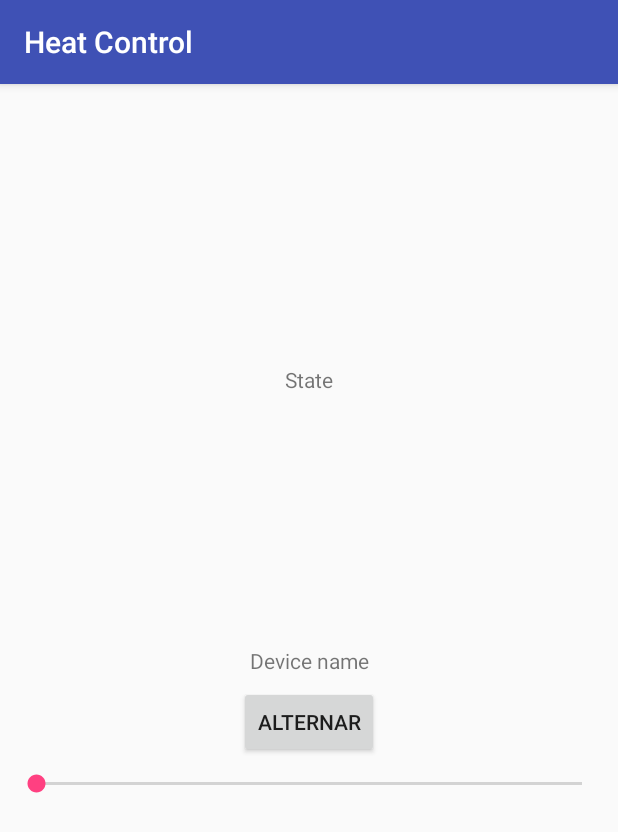
After one commit to ACMCMC/HeatControl, an Android app: the ControlDeviceActivity screen opened directly, with no data from a screen before it, on a phone screen of 412 x 824 dp. The commit adds this screen. Shown: the top 832 px of the screen. Run offline under Robolectric (Android 15) with nearby library versions, the phone set to English and light mode, and no system bars; libraries missing offline, so code that uses them is left out: com.broadlink.blcloudac; 2 statements that could not run were skipped.

Commit message:
Primeros pasos; se puede controlar la temperatura. Añadido un activity separado para el control. Añadido un activity para seleccionar el dispositivo.

```diff
--- a/app/build.gradle
+++ b/app/build.gradle
@@ -25,8 +25,9 @@ dependencies {
         exclude group: 'com.android.support', module: 'support-annotations'
     })
     compile 'com.google.code.gson:gson:+'
-    compile 'com.android.support:appcompat-v7:25.3.1'
-    compile 'com.android.support.constraint:constraint-layout:1.0.2'
+    compile 'com.android.support:appcompat-v7:+'
+    compile 'com.android.support:recyclerview-v7:+'
+    compile 'com.android.support.constraint:constraint-layout:+'
     compile files('libs/BLCloudAC.jar')
     compile files('libs/BLNetwork.jar')
 }
--- a/app/src/main/AndroidManifest.xml
+++ b/app/src/main/AndroidManifest.xml
@@ -27,6 +27,9 @@
                 <category android:name="android.intent.category.LAUNCHER" />
             </intent-filter>
         </activity>
+        <activity android:name=".ControlDeviceActivity">
+        </activity>
+        <activity android:name=".DeviceListActivity"></activity>
     </application>
 
 </manifest>
--- a/app/src/main/java/acmc/heatcontrol/BroadlinkConstants.java
+++ b/app/src/main/java/acmc/heatcontrol/BroadlinkConstants.java
@@ -57,6 +57,7 @@ public class BroadlinkConstants {
     public static final String CMD_RM2_STUDY = "rm2_study";
     public static final String CMD_RM2_CODE = "rm2_code";
     public static final String CMD_RM2_SEND = "rm2_send";
+    public static final String CMD_WIFI_INFO = "wifi_info";
     public static final String CMD_EASY_CONFIG = "easyconfig";
 
     //Broadlink command api_id
@@ -79,5 +80,6 @@ public class BroadlinkConstants {
     public static final int CMD_RM2_STUDY_ID = 132;
     public static final int CMD_RM2_CODE_ID = 133;
     public static final int CMD_RM2_SEND_ID = 134;
+    public static final int CMD_WIFI_INFO_ID = 9000;
     public static final int CMD_EASY_CONFIG_ID = 10000;
 }
--- /dev/null
+++ b/app/src/main/java/acmc/heatcontrol/ControlDeviceActivity.java
@@ -0,0 +1,55 @@
+package acmc.heatcontrol;
+
+import android.content.Intent;
+import android.os.Bundle;
+import android.support.annotation.Nullable;
+import android.support.v7.app.AppCompatActivity;
+import android.widget.SeekBar;
+import android.widget.TextView;
+
+/**
+ * Created by acmc on 16/12/2018.
+ */
+
+public class ControlDeviceActivity extends AppCompatActivity {
+
+    Device mDevice;
+
+    @Override
+    protected void onCreate(@Nullable Bundle savedInstanceState) {
+        super.onCreate(savedInstanceState);
+
+        App mApp = (App) App.getAppContext();
+        setContentView(R.layout.control_device_activity);
+        Intent intent = getIntent();
+
+        mDevice = mApp.getDeviceArrayList().get(intent.getIntExtra("device_index",0));
+
+        SeekBar seekBar = (SeekBar) findViewById(R.id.seleccionTemp);
+
+        TextView nombreDevice = (TextView) findViewById(R.id.nombreTextView);
+nombreDevice.setText(mDevice.getName());
+
+        final TextView valorSeekBar = (TextView) findViewById(R.id.valorSeekBar);
+
+
+        seekBar.setOnSeekBarChangeListener(new SeekBar.OnSeekBarChangeListener() {
+            @Override
+            public void onProgressChanged(SeekBar seekBar, int progress, boolean fromUser) {
+                //Le sumamos 10 para ajustarlo a la seekbar, que no tiene el atributo "min".
+                valorSeekBar.setText(Integer.toString(progress + 10));
+            }
+
+            @Override
+            public void onStartTrackingTouch(SeekBar seekBar) {
+
+            }
+
+            @Override
+            public void onStopTrackingTouch(SeekBar seekBar) {
+                //Le sumamos 10 para ajustarlo a la seekbar, que no tiene el atributo "min".
+                mDevice.setTemp(seekBar.getProgress() + 10);
+            }
+        });
+    }
+}
--- /dev/null
+++ b/app/src/main/res/layout/control_device_activity.xml
@@ -0,0 +1,54 @@
+<?xml version="1.0" encoding="utf-8"?>
+<android.support.constraint.ConstraintLayout xmlns:android="http://schemas.android.com/apk/res/android"
+    xmlns:app="http://schemas.android.com/apk/res-auto"
+    xmlns:tools="http://schemas.android.com/tools"
+    android:layout_width="match_parent"
+    android:layout_height="match_parent"
+    tools:context="acmc.heatcontrol.MainActivity"
+    android:id="@+id/constraintParent">
+
+    <TextView
+        android:layout_width="wrap_content"
+        android:layout_height="wrap_content"
+        android:text="Device name"
+        app:layout_constraintBottom_toBottomOf="parent"
+        app:layout_constraintLeft_toLeftOf="parent"
+        app:layout_constraintRight_toRightOf="parent"
+        app:layout_constraintTop_toTopOf="parent"
+        android:id="@+id/nombreTextView" />
+
+    <TextView
+        android:layout_width="wrap_content"
+        android:layout_height="wrap_content"
+        android:text="State"
+        app:layout_constraintBottom_toBottomOf="@id/nombreTextView"
+        app:layout_constraintLeft_toLeftOf="parent"
+        app:layout_constraintRight_toRightOf="parent"
+        app:layout_constraintTop_toTopOf="parent"
+        android:id="@+id/valorSeekBar" />
+
+    <Button
+        android:id="@+id/alternarBoton"
+        android:layout_width="wrap_content"
+        android:layout_height="wrap_content"
+        android:text="alternar"
+        android:layout_marginTop="7dp"
+        app:layout_constraintTop_toBottomOf="@id/nombreTextView"
+        android:layout_marginRight="8dp"
+        app:layout_constraintRight_toRightOf="parent"
+        android:layout_marginLeft="8dp"
+        app:layout_constraintLeft_toLeftOf="parent" />
+
+    <SeekBar
+        android:id="@+id/seleccionTemp"
+        android:layout_width="match_parent"
+        android:layout_height="wrap_content"
+        android:layout_marginLeft="8dp"
+        android:layout_marginRight="8dp"
+        android:layout_marginTop="8dp"
+        android:max="20"
+        app:layout_constraintLeft_toLeftOf="parent"
+        app:layout_constraintRight_toRightOf="parent"
+        app:layout_constraintTop_toBottomOf="@+id/alternarBoton" />
+
+</android.support.constraint.ConstraintLayout>
```
Also changed, not shown: app/src/main/java/acmc/heatcontrol/BroadlinkAPI.java (+76 -2 lines), app/src/main/java/acmc/heatcontrol/Device.java (+75 -0 lines), app/src/main/java/acmc/heatcontrol/DeviceListActivity.java (added, +95 -0 lines), app/src/main/java/acmc/heatcontrol/MainActivity.java (+3 -25 lines), app/src/main/res/layout/activity_main.xml (deleted, +0 -29 lines), app/src/main/res/layout/device_list_activity.xml (added, +11 -0 lines), app/src/main/res/layout/device_list_item_layout.xml (added, +15 -0 lines).
